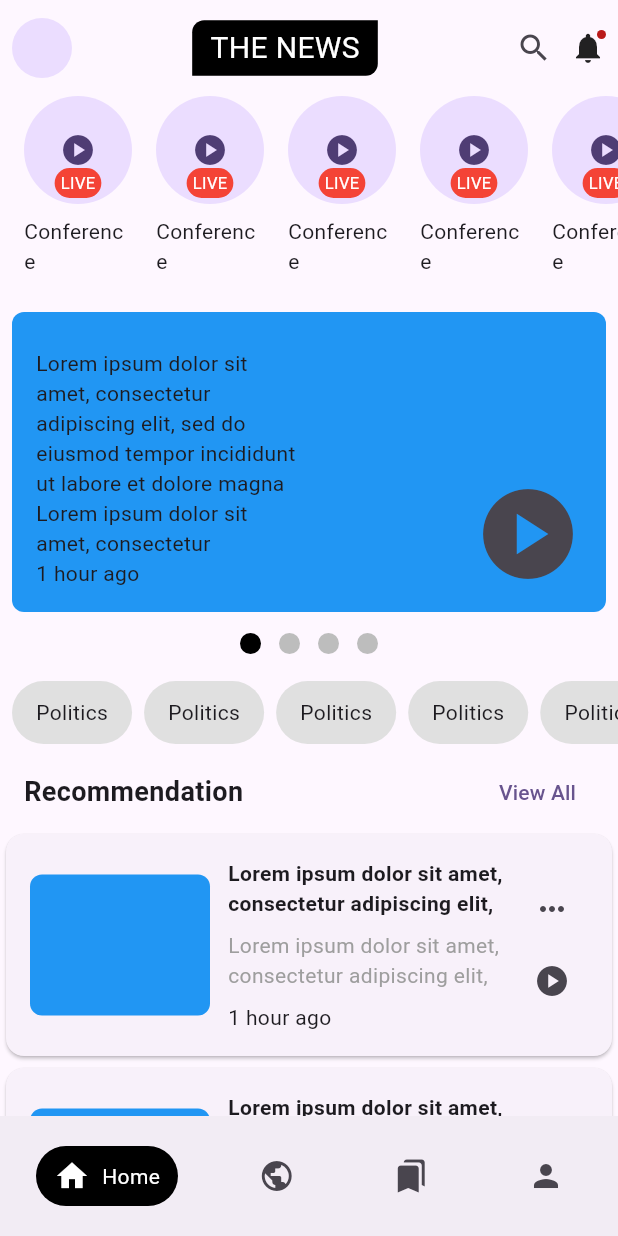
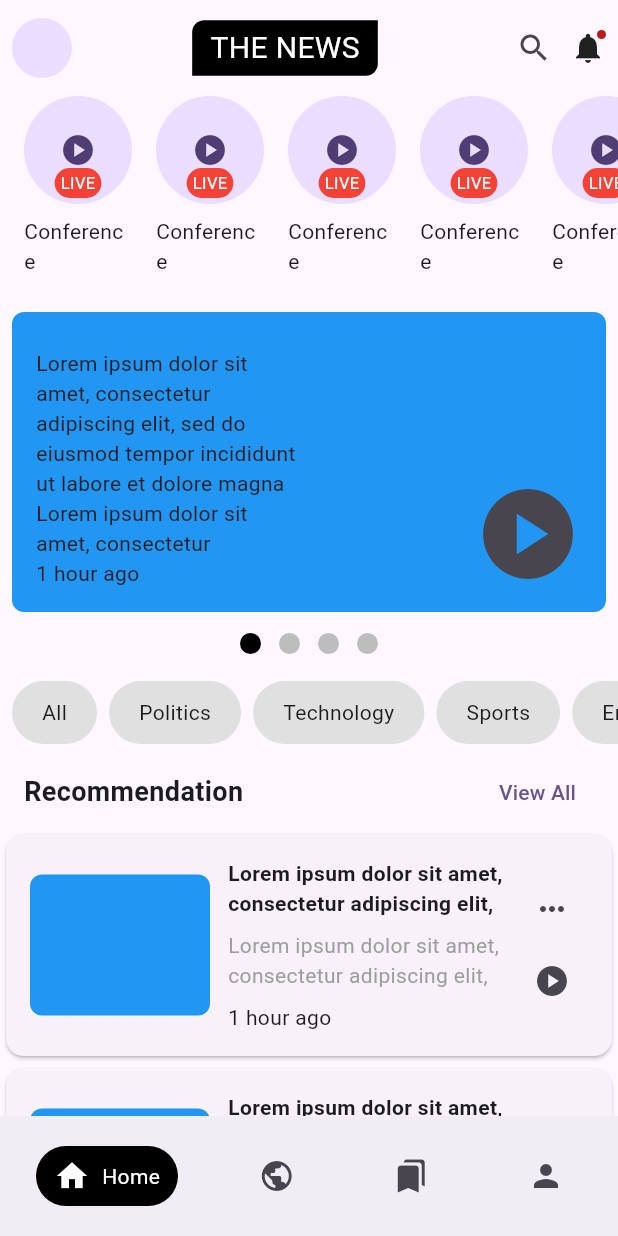
Before and after one commit to JAICHANGPARK/flutter_notebook_chapter_33, a Flutter app: the NewAppMainPage screen opened directly, on a phone screen of 412 x 824 dp. Run offline on Flutter 3.47's test engine with Material 2 defaults, Android fonts, the phone set to English and light mode, and no system bars; drawn by our look-alikes of dots_indicator.

Commit message:
Update news_app_main_page.dart

```diff
--- a/lib/ep1667_news_app_with_audio_podcast/views/news_app_main_page.dart
+++ b/lib/ep1667_news_app_with_audio_podcast/views/news_app_main_page.dart
@@ -13,7 +13,8 @@ class _NewAppMainPageState extends State<NewAppMainPage> {
     "All",
     "Politics",
     "Technology",
-    "Sports"
+    "Sports",
+    "Enter",
   ];
   @override
   Widget build(BuildContext context) {
@@ -190,15 +191,16 @@ class _NewAppMainPageState extends State<NewAppMainPage> {
                         bottom: 8,
                       ),
                       child: ListView.builder(
+                        itemCount: tabItems.length,
                         itemBuilder: (context, index) {
                           return Container(
-                            padding: const EdgeInsets.symmetric(horizontal: 16),
+                            padding: const EdgeInsets.symmetric(horizontal: 20),
                             margin: const EdgeInsets.only(right: 8),
                             decoration: BoxDecoration(
                               color: Colors.grey[300],
                               borderRadius: BorderRadius.circular(32),
                             ),
-                            child: const Center(child: Text("Politics")),
+                            child:  Center(child: Text(tabItems[index])),
                           );
                         },
                         scrollDirection: Axis.horizontal,
```
